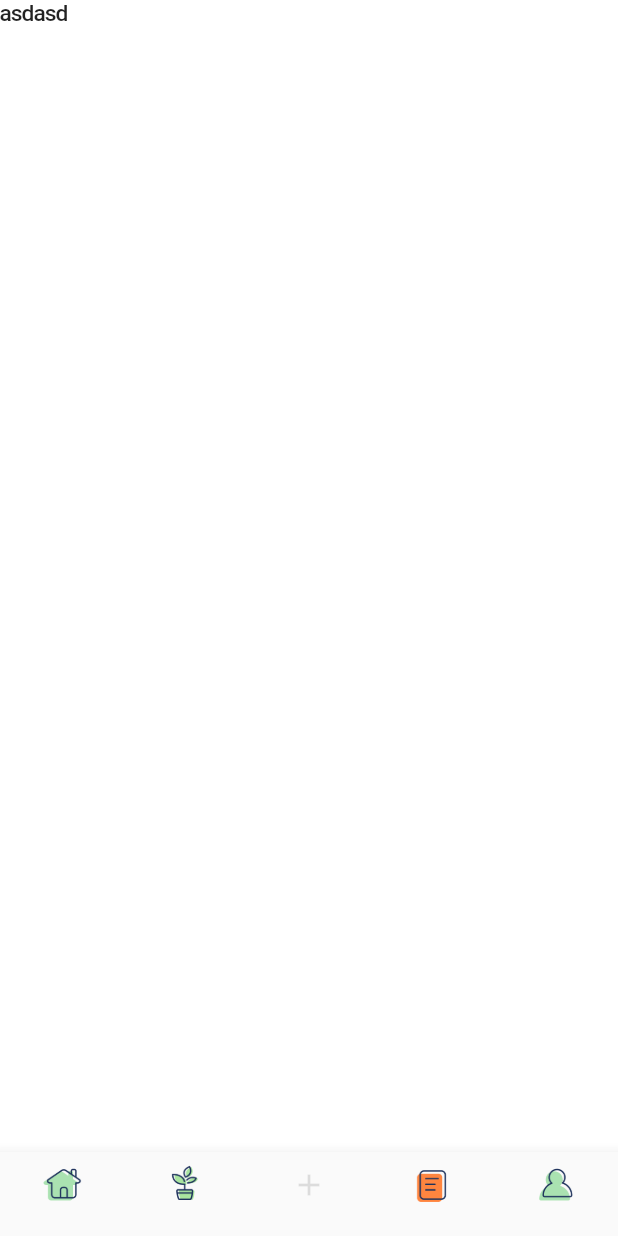
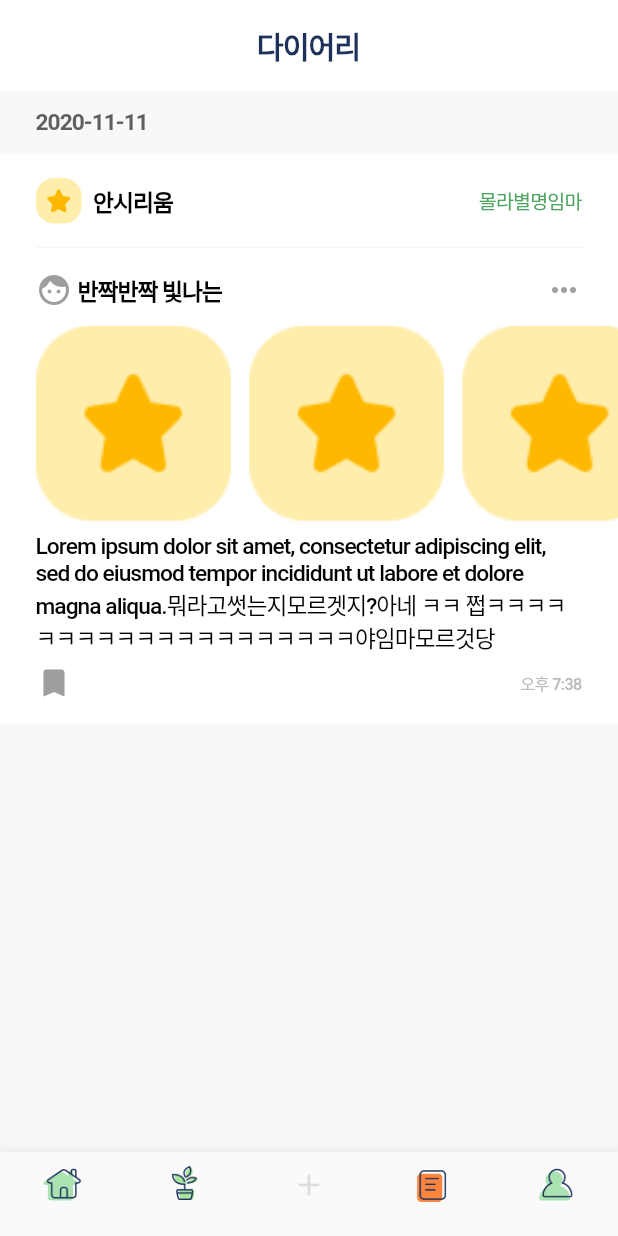
Before and after one commit to sungheeyoon/flutter-plant-plan, a Flutter app: the screen it shows after launch, item 4 of the bottom bar chosen, on a phone screen of 412 x 824 dp. Run offline on Flutter 3.47's test engine with Material 2 defaults, Android fonts, the phone set to English and light mode, and no system bars; our stand-ins replace cached_network_image, calendar_date_picker2, cloud_firestore, firebase_auth, firebase_core, firebase_storage and 12 more; missing offline and left inert: korea_regexp; accounts and stored records are empty; Roboto replaces fonts that are missing (Pretendard).

Commit message:
Finished DiaryScreen UI

```diff
--- a/lib/common/view/root_tab.dart
+++ b/lib/common/view/root_tab.dart
@@ -8,6 +8,7 @@ import 'package:plant_plan/common/provider/plants_provider.dart';
 import 'package:plant_plan/common/view/error_screen.dart';
 import 'package:plant_plan/common/view/home_screen.dart';
 import 'package:plant_plan/common/view/splash_screen.dart';
+import 'package:plant_plan/diary/view/diary_screen.dart';
 import 'package:plant_plan/list/view/list_screen.dart';
 import 'package:plant_plan/utils/colors.dart';
 
@@ -151,7 +152,7 @@ class _RootTabState extends ConsumerState<RootTab>
             HomeScreen(plants: plants),
             ListScreen(plants: plants),
             const Text('asd'),
-            const Text('asdasd'),
+            const DiaryScreen(),
             const Text('asdasdsad'),
           ],
         ),
--- /dev/null
+++ b/lib/diary/view/diary_screen.dart
@@ -0,0 +1,289 @@
+import 'package:flutter/material.dart';
+import 'package:flutter_riverpod/flutter_riverpod.dart';
+import 'package:flutter_screenutil/flutter_screenutil.dart';
+import 'package:plant_plan/common/layout/default_layout.dart';
+import 'package:plant_plan/common/widget/profile_image_widget.dart';
+import 'package:plant_plan/utils/colors.dart';
+
+class DiaryScreen extends ConsumerStatefulWidget {
+  const DiaryScreen({
+    super.key,
+  });
+
+  @override
+  ConsumerState<DiaryScreen> createState() => _DiaryScreenState();
+}
+
+class _DiaryScreenState extends ConsumerState<DiaryScreen> {
+  @override
+  Widget build(BuildContext context) {
+    return DefaultLayout(
+      backgroundColor: grayColor100,
+      title: '다이어리',
+      child: SingleChildScrollView(
+        child: Column(
+          crossAxisAlignment: CrossAxisAlignment.start,
+          children: [
+            const DateContainer(date: '2020-11-11'),
+            Container(
+              color: Colors.white,
+              padding: const EdgeInsets.symmetric(vertical: 16),
+              child: Column(
+                crossAxisAlignment: CrossAxisAlignment.start,
+                children: [
+                  //image name alias
+                  Padding(
+                    padding: const EdgeInsets.symmetric(horizontal: 24),
+                    child: Row(
+                      mainAxisAlignment: MainAxisAlignment.spaceBetween,
+                      crossAxisAlignment: CrossAxisAlignment.center,
+                      children: [
+                        Row(
+                          children: [
+                            ProfileImageWidget(
+                              imageProvider: const AssetImage(
+                                  'assets/icons/fav/fav_active.png'),
+                              size: 28.h,
+                              radius: 11.h,
+                            ),
+                            const SizedBox(
+                              width: 8,
+                            ),
+                            Text(
+                              '안시리움',
+                              style: Theme.of(context)
+                                  .textTheme
+                                  .labelLarge!
+                                  .copyWith(
+                                    color: grayBlack,
+                                  ),
+                            ),
+                          ],
+                        ),
+                        Text(
+                          '몰라별명임마',
+                          style:
+                              Theme.of(context).textTheme.bodySmall!.copyWith(
+                                    color: keyColor700,
+                                  ),
+                        ),
+                      ],
+                    ),
+                  ),
+                  const SizedBox(
+                    height: 8,
+                  ),
+                  //divider
+                  const Padding(
+                    padding: EdgeInsets.symmetric(horizontal: 24),
+                    child: Divider(
+                      color: grayColor200,
+                      thickness: 1,
+                    ),
+                  ),
+                  const SizedBox(
+                    height: 8,
+                  ),
+                  //emoji title dotdotdot
+                  Padding(
+                    padding: const EdgeInsets.symmetric(horizontal: 24),
+                    child: Row(
+                      mainAxisAlignment: MainAxisAlignment.spaceBetween,
+                      crossAxisAlignment: CrossAxisAlignment.center,
+                      children: [
+                        Row(
+                          children: [
+                            const Icon(
+                              Icons.face,
+                              size: 24.0,
+                              color: Colors.grey,
+                            ),
+                            const SizedBox(
+                              width: 4,
+                            ),
+                            Text(
+                              '반짝반짝 빛나는',
+                              style: Theme.of(context)
+                                  .textTheme
+                                  .labelLarge!
+                                  .copyWith(
+                                    color: grayBlack,
+                                  ),
+                            ),
+                          ],
+                        ),
+                        const Icon(
+                          Icons.more_horiz,
+                          size: 24.0,
+                          color: Colors.grey,
+                        ),
+                      ],
+                    ),
+                  ),
+                  const SizedBox(
+                    height: 12,
+                  ),
+                  //images
+                  SingleChildScrollView(
+                    scrollDirection: Axis.horizontal,
+                    child: Row(
+                      children: [
+                        const SizedBox(width: 24),
+                        ProfileImageWidget(
+                          imageProvider: const AssetImage(
+                              'assets/icons/fav/fav_active.png'),
+                          size: 120.h,
+                          radius: 12.h,
+                        ),
+                        const SizedBox(width: 12),
+                        ProfileImageWidget(
+                          imageProvider: const AssetImage(
+                              'assets/icons/fav/fav_active.png'),
+                          size: 120.h,
+                          radius: 12.h,
+                        ),
+                        const SizedBox(width: 12),
+                        ProfileImageWidget(
+                          imageProvider: const AssetImage(
+                              'assets/icons/fav/fav_active.png'),
+                          size: 120.h,
+                          radius: 12.h,
+                        ),
+                        const SizedBox(width: 24),
+                      ],
+                    ),
+                  ),
+                  const SizedBox(
+                    height: 8,
+                  ),
+                  //context
+                  const Padding(
+                    padding: EdgeInsets.symmetric(horizontal: 24),
+                    child: ReadMoreText(
+                      text:
+                          'Lorem ipsum dolor sit amet, consectetur adipiscing elit, sed do eiusmod tempor incididunt ut labore et dolore magna aliqua.뭐라고썻는지모르겟지?아네 ㅋㅋ 쩝ㅋㅋㅋㅋㅋㅋㅋㅋㅋㅋㅋㅋㅋㅋㅋㅋㅋㅋㅋㅋ야임마모르것당',
+                    ),
+                  ),
+                  //bookMark time
+                  const SizedBox(
+                    height: 8,
+                  ),
+                  Padding(
+                    padding: const EdgeInsets.symmetric(horizontal: 24),
+                    child: Row(
+                      mainAxisAlignment: MainAxisAlignment.spaceBetween,
+                      crossAxisAlignment: CrossAxisAlignment.center,
+                      children: [
+                        const Icon(
+                          Icons.bookmark,
+                          size: 24.0,
+                          color: Colors.grey,
+                        ),
+                        Text(
+                          '오후 7:38',
+                          style:
+                              Theme.of(context).textTheme.labelSmall!.copyWith(
+                                    color: grayColor500,
+                                  ),
+                        ),
+                      ],
+                    ),
+                  ),
+                ],
+              ),
+            )
+          ],
+        ),
+      ),
+    );
+  }
+}
+
+class DateContainer extends StatelessWidget {
+  final String date;
+  const DateContainer({
+    super.key,
+    required this.date,
+  });
+
+  @override
+  Widget build(BuildContext context) {
+    return Container(
+      color: grayColor100,
+      padding: const EdgeInsets.symmetric(horizontal: 24),
+      child: Row(
+        mainAxisAlignment: MainAxisAlignment.spaceBetween,
+        children: [
+          Padding(
+            padding: const EdgeInsets.symmetric(vertical: 12),
+            child: Text(
+              date,
+              style: Theme.of(context).textTheme.labelLarge!.copyWith(
+                    color: grayColor700,
+                  ),
+            ),
+          ),
+        ],
+      ),
+    );
+  }
+}
+
+class ReadMoreText extends StatefulWidget {
+  final String text;
+
+  const ReadMoreText({
+    Key? key,
+    required this.text,
+  }) : super(key: key);
+
+  @override
+  State<ReadMoreText> createState() => _ReadMoreTextState();
+}
+
+class _ReadMoreTextState extends State<ReadMoreText> {
+  bool isExpanded = false;
+
+  @override
+  Widget build(BuildContext context) {
+    final textSpan = TextSpan(
+      text: widget.text,
+      style: Theme.of(context).textTheme.bodyMedium!.copyWith(
+            color: grayBlack,
+          ),
+    );
+
+    final textPainter = TextPainter(
+      text: textSpan,
+      maxLines: isExpanded ? null : 4,
+      textDirection: TextDirection.ltr,
+    );
+
+    textPainter.layout(maxWidth: MediaQuery.of(context).size.width);
+
+    final isTextOverflowed = textPainter.didExceedMaxLines;
+
+    return Column(
+      crossAxisAlignment: CrossAxisAlignment.start,
+      children: [
+        RichText(
+          text: textSpan,
+          maxLines: isExpanded ? null : 4,
+          overflow: TextOverflow.ellipsis,
+        ),
+        if (isTextOverflowed)
+          TextButton(
+            onPressed: () {
+              setState(() {
+                isExpanded = !isExpanded;
+              });
+            },
+            child: Text(
+              isExpanded ? '접기' : '더 보기',
+              style: const TextStyle(color: Colors.blue),
+            ),
+          ),
+      ],
+    );
+  }
+}
--- a/lib/list/view/list_screen.dart
+++ b/lib/list/view/list_screen.dart
@@ -47,7 +47,7 @@ class _ListScreenState extends ConsumerState<ListScreen> {
     }
     return DefaultLayout(
       backgroundColor: const Color(0xFFF8F8F8),
-      title: '나의 식물',
+      title: '내 식물',
       child: SingleChildScrollView(
         padding: EdgeInsets.fromLTRB(24.h, 20.h, 24.h, 12.h),
         child: Column(
```
